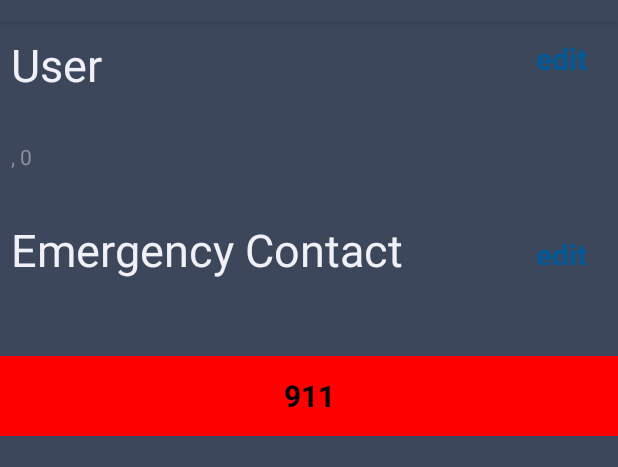
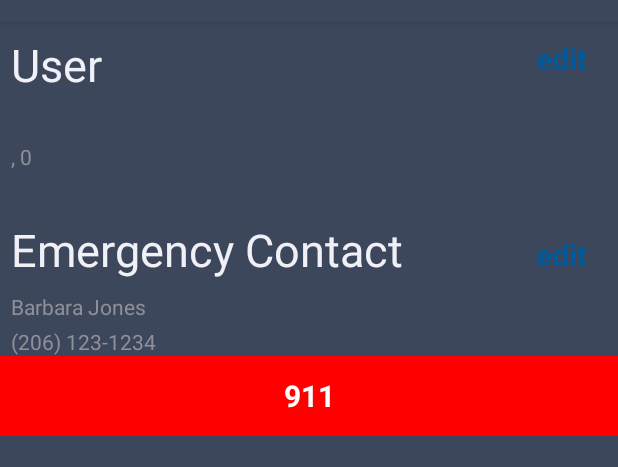
Before and after one commit to viveret/LadyProblems2016, an Android app: the HomeActivity screen opened directly, with no data from a screen before it, on a phone screen of 412 x 824 dp, the part 62-529 px from its top. Run offline under Robolectric (Android 15) with nearby library versions, the phone set to English and light mode, and no system bars.

Commit message:
changed 911 button text to white

```diff
--- a/src/main/res/layout/home_activity.xml
+++ b/src/main/res/layout/home_activity.xml
@@ -28,22 +28,29 @@
         android:text="edit"
         android:background="#00000000"
         android:textColor="#005999"
-        android:id="@id/edit_user" />
+
+        android:id="@+id/button3" />
 
   </LinearLayout>
 
 
   <TextView
       android:id="@id/user_full_name"
+      android:text="Jane Smith"
+
       android:layout_width="wrap_content"
       android:layout_height="wrap_content"
+
       android:layout_marginTop="8dp"
       android:layout_marginLeft="7.5dp"/>
 
   <TextView
       android:id="@id/user_sub_info"
+      android:text="Female, 24 "
+
       android:layout_width="wrap_content"
       android:layout_height="wrap_content"
+
       android:layout_marginTop="4dp"
       android:layout_marginLeft="7.5dp"/>
 
@@ -58,6 +65,7 @@
       android:layout_weight="1"
       android:layout_width="wrap_content"
       android:layout_height="wrap_content"
+
       android:layout_marginLeft="7.5dp"
       android:layout_marginTop="32dp" />
   <Button
@@ -67,26 +75,35 @@
       android:layout_marginTop="32dp"
       android:background="#00000000"
       android:textColor="#005999"
-      android:id="@id/edit_contact"/>
+
+      android:id="@+id/button4" />
 </LinearLayout>
   <TextView
       android:id="@id/emergency_contact_full_name"
+      android:text="Barbara Jones"
+
       android:layout_width="wrap_content"
       android:layout_height="wrap_content"
+
       android:layout_marginTop="8dp"
       android:layout_marginLeft="7.5dp"/>
 
   <TextView
       android:id="@id/emergency_contact_phone_number"
+      android:text="(206) 123-1234 "
+
       android:layout_width="wrap_content"
       android:layout_height="wrap_content"
+
       android:layout_marginLeft="7.5dp"
       android:layout_marginTop="4dp"/>
 
   <!--ImageView
       android:id="@id/google_map_view"
+
       android:layout_width="fill_parent"
       android:layout_height="250dp"
+
       android:layout_marginTop="8dp"
       /-->
 
@@ -94,7 +111,7 @@
       android:layout_width="fill_parent"
       android:layout_height="53dp"
       android:text="911"
-      android:textColor="#000000"
+      android:textColor="#ffffff"
       android:background="#ff0000"
       android:id="@id/call911_button" />
 
```
